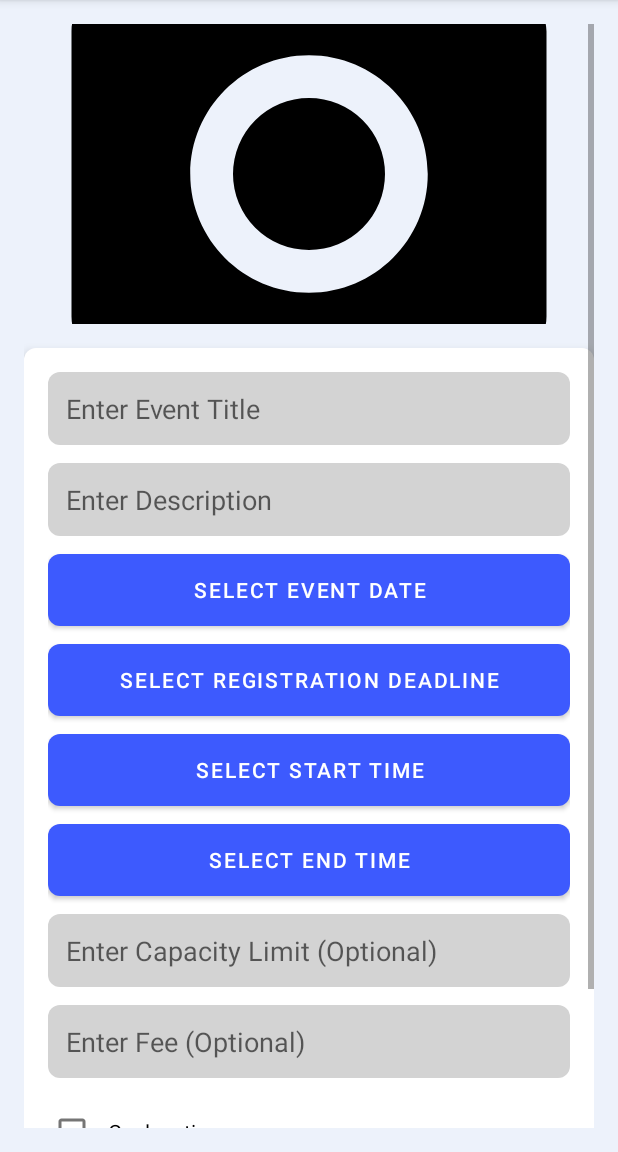
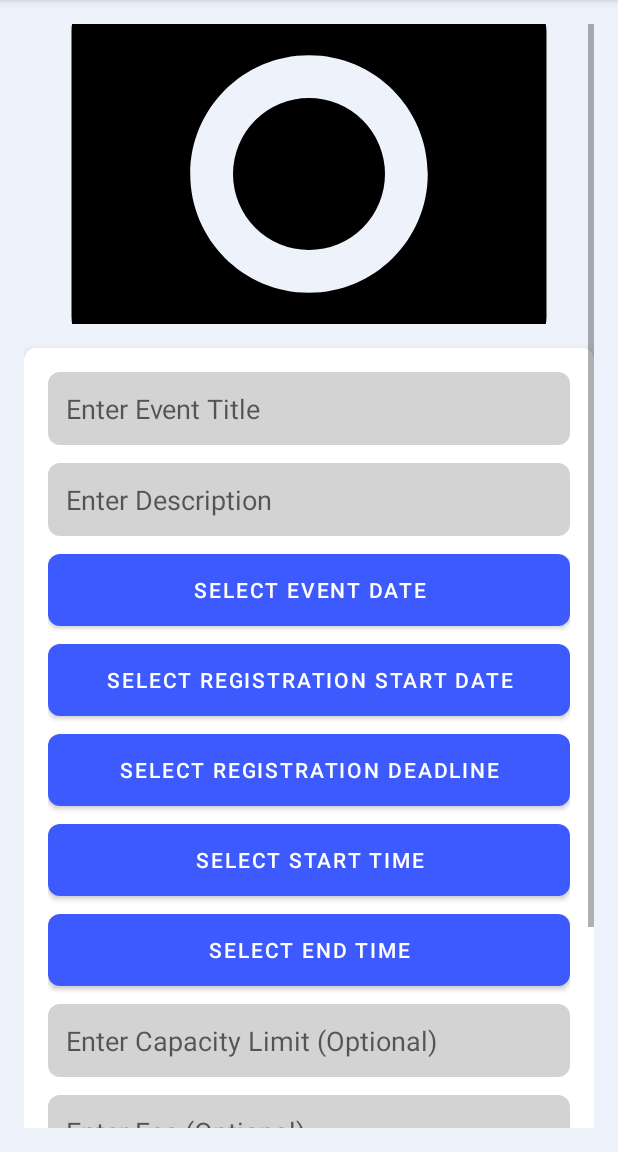
Before and after one commit to CMPUT301F24employ/employ-events, an Android app: the fragment AddEventFragment shown on its own in the app's theme, on a phone screen of 412 x 824 dp, the part 84-1236 px from its top. Run offline under Robolectric (Android 15) with nearby library versions, the phone set to English and light mode, and no system bars; our stand-ins replace Firebase (no records; nobody signed in at launch, a user with empty details on screens opened directly).

Commit message:
Add registration start deadline

```diff
--- a/app/src/main/java/com/example/employ_events/ui/events/AddEventFragment.java
+++ b/app/src/main/java/com/example/employ_events/ui/events/AddEventFragment.java
@@ -5,7 +5,6 @@ import android.app.TimePickerDialog;
 import android.content.Context;
 import android.content.SharedPreferences;
 import android.os.Bundle;
-import android.provider.Settings;
 import android.view.LayoutInflater;
 import android.view.View;
 import android.view.ViewGroup;
@@ -34,7 +33,7 @@ import java.util.Locale;
 public class AddEventFragment extends Fragment {
 
     private AddEventBinding binding;
-    private Date eventDate, registrationDeadline;
+    private Date eventDate, registrationDeadline, registrationStartDeadline;
     private Time eventStartTime, eventEndTime;
     private FirebaseFirestore db;
 
@@ -48,8 +47,10 @@ public class AddEventFragment extends Fragment {
         EditText eventTitleInput = binding.eventTitle;
         EditText descriptionInput = binding.description;
         EditText limitInput = binding.limit;
+        EditText feeInput = binding.fee;
         Button eventDateButton = binding.eventDate;
         Button registrationDeadlineButton = binding.registrationDateDeadline;
+        Button registrationStartDeadlineButton = binding.registrationStartDeadline;
         Button startTimeButton = binding.eventStartTime;
         Button endTimeButton = binding.eventEndTime;
         Button saveButton = binding.saveEventButton;
@@ -65,7 +66,7 @@ public class AddEventFragment extends Fragment {
         // Date picker dialogs
         eventDateButton.setOnClickListener(view -> showDatePicker(eventDateButton, true));
         registrationDeadlineButton.setOnClickListener(view -> showDatePicker(registrationDeadlineButton, false));
-
+        registrationStartDeadlineButton.setOnClickListener(view-> showDatePicker(registrationStartDeadlineButton, false));
         // Time picker dialogs
         startTimeButton.setOnClickListener(view -> showTimePicker(startTimeButton, true));
         endTimeButton.setOnClickListener(view -> showTimePicker(endTimeButton, false));
@@ -76,6 +77,7 @@ public class AddEventFragment extends Fragment {
                 String eventTitle = eventTitleInput.getText().toString();
                 String description = descriptionInput.getText().toString();
                 String limitString = limitInput.getText().toString();
+                String feeString = feeInput.getText().toString();
 
                 if (eventDate == null || registrationDeadline == null) {
                     Toast.makeText(getContext(), "Please select all required fields", Toast.LENGTH_SHORT).show();
@@ -84,7 +86,7 @@ public class AddEventFragment extends Fragment {
 
                 // Create a new Event object (assuming Event constructor exists)
                 Event newEvent = new Event(
-                        eventTitle, eventDate, registrationDeadline, new Date(), false, description, facilityID
+                        eventTitle, eventDate, registrationDeadline, registrationStartDeadline, false, description, facilityID
                 );
 
                 FirebaseFirestore db = FirebaseFirestore.getInstance();
--- a/app/src/main/res/layout/add_event.xml
+++ b/app/src/main/res/layout/add_event.xml
@@ -66,6 +66,14 @@
                 android:textColor="@android:color/white" />
 
             <!-- Registration Deadline Button -->
+            <Button
+                android:id="@+id/registration_start_deadline"
+                android:layout_width="match_parent"
+                android:layout_height="wrap_content"
+                android:text="Select Registration Start Date"
+                android:layout_marginBottom="12dp"
+                android:background="@drawable/button_background"
+                android:textColor="@android:color/white" />
             <Button
                 android:id="@+id/registration_date_deadline"
                 android:layout_width="match_parent"
```
